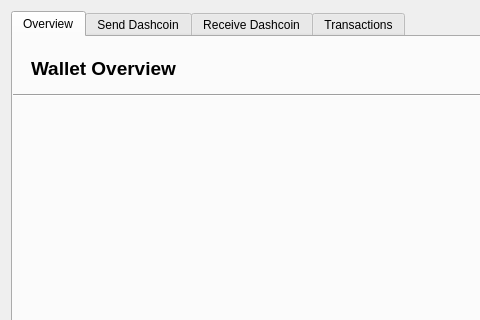
First picture: the form in dashcoinwallet.ui, repository pwstegman/DashcoinWalletGUI, before the edit; both pictures show x 0 to 480 and y 0 to 320 of the 751 by 500 pixel window.
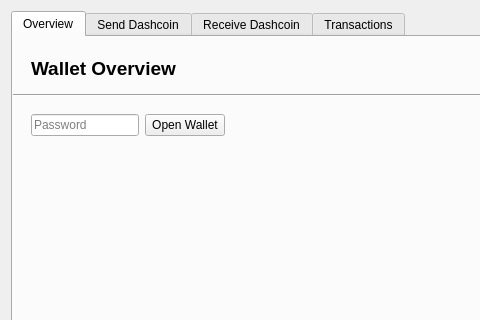
Second picture: the form after the edit.

Commit message: Added password prompt

The edit to the form file:
```diff
--- a/dashcoinwallet.ui
+++ b/dashcoinwallet.ui
@@ -138,6 +138,50 @@
               <property name="leftMargin">
                <number>18</number>
               </property>
+              <item row="0" column="0">
+               <widget class="QWidget" name="passwordBox" native="true">
+                <layout class="QHBoxLayout" name="horizontalLayout">
+                 <property name="leftMargin">
+                  <number>0</number>
+                 </property>
+                 <property name="topMargin">
+                  <number>0</number>
+                 </property>
+                 <property name="rightMargin">
+                  <number>0</number>
+                 </property>
+                 <property name="bottomMargin">
+                  <number>0</number>
+                 </property>
+                 <item>
+                  <widget class="QLineEdit" name="lineEdit">
+                   <property name="text">
+                    <string/>
+                   </property>
+                   <property name="echoMode">
+                    <enum>QLineEdit::Password</enum>
+                   </property>
+                   <property name="alignment">
+                    <set>Qt::AlignLeading|Qt::AlignLeft|Qt::AlignVCenter</set>
+                   </property>
+                   <property name="dragEnabled">
+                    <bool>false</bool>
+                   </property>
+                   <property name="placeholderText">
+                    <string>Password</string>
+                   </property>
+                  </widget>
+                 </item>
+                 <item>
+                  <widget class="QPushButton" name="pushButton">
+                   <property name="text">
+                    <string>Open Wallet</string>
+                   </property>
+                  </widget>
+                 </item>
+                </layout>
+               </widget>
+              </item>
              </layout>
             </widget>
            </item>
```
Left out of the diff: 4 changed lines with no effect on the pictures. The commit also changes 2 other files.
